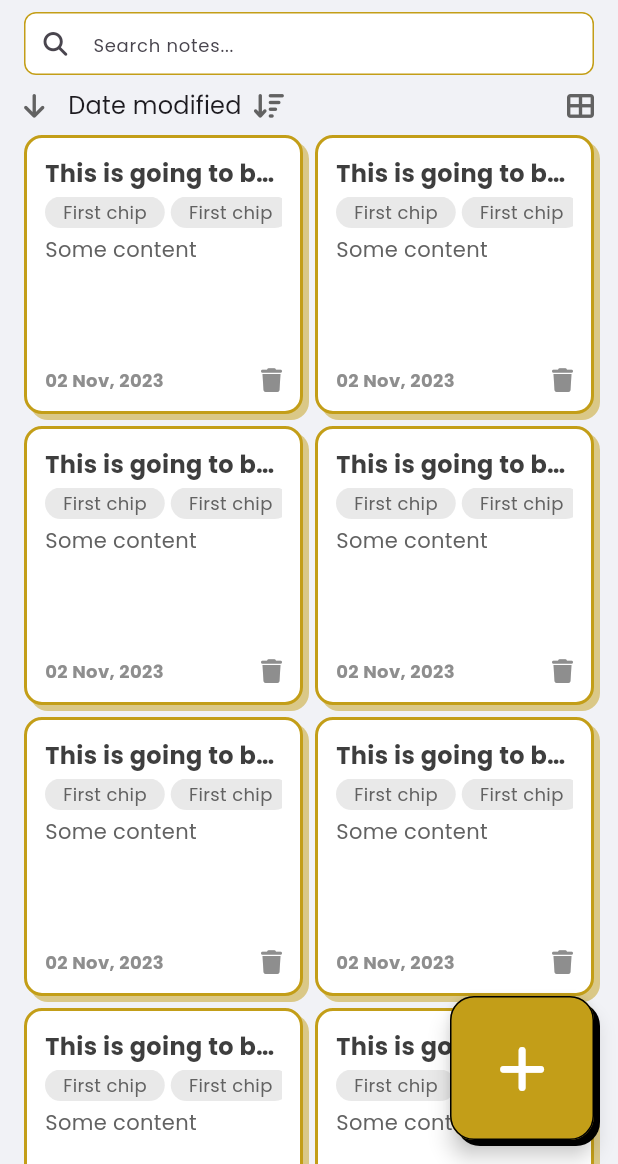
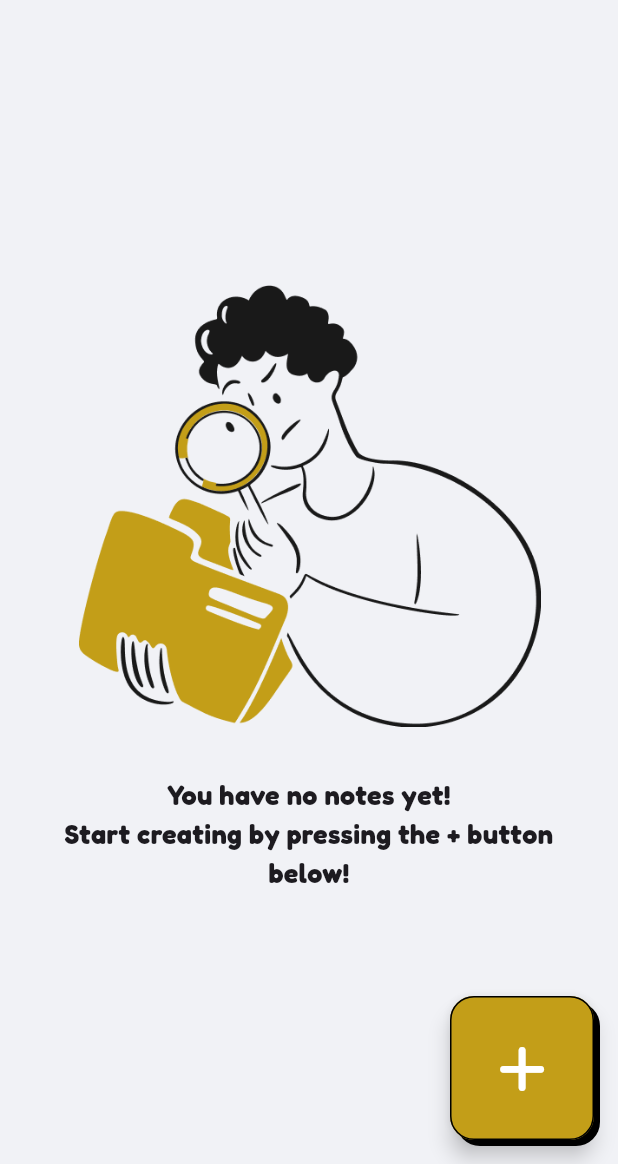
Before and after one commit to sm-sayedi/awesome_notes, a Flutter app: the screen it shows after launch, on a phone screen of 412 x 824 dp, the part 72-1236 px from its top. Run offline on Flutter 3.47's test engine with Material 3 defaults, Android fonts, the phone set to English and light mode, and no system bars; our stand-ins replace font_awesome_flutter; missing offline and left inert: flutter_quill.

Commit message:
new-or-edit-note-page transformed to provider

```diff
--- /dev/null
+++ b/lib/change_notifiers/new_note_controller.dart
@@ -0,0 +1,11 @@
+import 'package:flutter/material.dart';
+
+class NewNoteController extends ChangeNotifier {
+  bool _readOnly = false;
+  set readOnly(bool value) {
+    _readOnly = value;
+    notifyListeners();
+  }
+
+  bool get readOnly => _readOnly;
+}
--- /dev/null
+++ b/lib/change_notifiers/notes_provider.dart
@@ -0,0 +1,9 @@
+import 'package:flutter/material.dart';
+
+import '../models/note.dart';
+
+class NotesProvider extends ChangeNotifier {
+  final List<Note> _notes = [];
+
+  List<Note> get notes => [..._notes];
+}
--- a/lib/main.dart
+++ b/lib/main.dart
@@ -1,6 +1,8 @@
 import 'package:awesome_notes/core/constants.dart';
 import 'package:flutter/material.dart';
+import 'package:provider/provider.dart';
 
+import 'change_notifiers/notes_provider.dart';
 import 'pages/main_page.dart';
 
 void main() {
@@ -12,7 +14,9 @@ class MyApp extends StatelessWidget {
 
   @override
   Widget build(BuildContext context) {
-    return MaterialApp(
+    return ChangeNotifierProvider(
+      create: (context) => NotesProvider(),
+      child: MaterialApp(
         title: 'Awesome Notes',
         theme: ThemeData(
           colorScheme: ColorScheme.fromSeed(seedColor: Colors.deepPurple),
@@ -30,6 +34,7 @@ class MyApp extends StatelessWidget {
               ),
         ),
         home: const MainPage(),
+      ),
     );
   }
 }
--- /dev/null
+++ b/lib/models/note.dart
@@ -0,0 +1,17 @@
+class Note {
+  Note({
+    required this.title,
+    required this.content,
+    required this.contentJson,
+    required this.dateCreated,
+    required this.dateModified,
+    required this.tags,
+  });
+
+  final String? title;
+  final String? content;
+  final String contentJson;
+  final int dateCreated;
+  final int dateModified;
+  final List<String>? tags;
+}
--- a/lib/pages/main_page.dart
+++ b/lib/pages/main_page.dart
@@ -1,9 +1,14 @@
+import 'package:awesome_notes/change_notifiers/new_note_controller.dart';
+import 'package:awesome_notes/change_notifiers/notes_provider.dart';
 import 'package:awesome_notes/core/constants.dart';
 import 'package:awesome_notes/pages/new_or_edit_note_page.dart';
 import 'package:awesome_notes/widgets/note_icon_button.dart';
 import 'package:flutter/material.dart';
 import 'package:font_awesome_flutter/font_awesome_flutter.dart';
+import 'package:provider/provider.dart';
 
+import '../models/note.dart';
+import '../widgets/no_notes.dart';
 import '../widgets/note_fab.dart';
 import '../widgets/note_grid.dart';
 import '../widgets/note_icon_button_outlined.dart';
@@ -43,14 +48,22 @@ class _MainPageState extends State<MainPage> {
           Navigator.push(
             context,
             MaterialPageRoute(
-              builder: (context) => const NewOrEditNotePage(
+              builder: (context) => ChangeNotifierProvider(
+                create: (context) => NewNoteController(),
+                child: const NewOrEditNotePage(
                   isNewNote: true,
+                ),
               ),
             ),
           );
         },
       ),
-      body: Padding(
+      body: Consumer<NotesProvider>(
+        builder: (context, notesProvider, child) {
+          final List<Note> notes = notesProvider.notes;
+          return notes.isEmpty
+              ? const NoNotes()
+              : Padding(
                   padding: const EdgeInsets.symmetric(horizontal: 16.0),
                   child: Column(
                     children: [
@@ -124,10 +137,14 @@ class _MainPageState extends State<MainPage> {
                         ),
                       ),
                       Expanded(
-              child: isGrid ? const NotesGrid() : const NotesList(),
+                        child: isGrid
+                            ? NotesGrid(notes: notes)
+                            : NotesList(notes: notes),
                       ),
                     ],
                   ),
+                );
+        },
       ),
     );
   }
--- /dev/null
+++ b/lib/widgets/no_notes.dart
@@ -0,0 +1,33 @@
+import 'package:flutter/material.dart';
+
+class NoNotes extends StatelessWidget {
+  const NoNotes({
+    super.key,
+  });
+
+  @override
+  Widget build(BuildContext context) {
+    return Padding(
+      padding: const EdgeInsets.all(16.0),
+      child: Column(
+        mainAxisAlignment: MainAxisAlignment.center,
+        children: [
+          Image.asset(
+            'assets/images/person.png',
+            width: MediaQuery.sizeOf(context).width * 0.75,
+          ),
+          const SizedBox(height: 32),
+          const Text(
+            'You have no notes yet!\nStart creating by pressing the + button below!',
+            style: TextStyle(
+              fontSize: 18,
+              fontWeight: FontWeight.bold,
+              fontFamily: 'Fredoka',
+            ),
+            textAlign: TextAlign.center,
+          ),
+        ],
+      ),
+    );
+  }
+}
--- a/lib/widgets/note_card.dart
+++ b/lib/widgets/note_card.dart
@@ -2,14 +2,17 @@ import 'package:flutter/material.dart';
 import 'package:font_awesome_flutter/font_awesome_flutter.dart';
 
 import '../core/constants.dart';
+import '../models/note.dart';
 import '../pages/new_or_edit_note_page.dart';
 
 class NoteCard extends StatelessWidget {
   const NoteCard({
+    required this.note,
     required this.isInGrid,
     super.key,
   });
 
+  final Note note;
   final bool isInGrid;
 
   @override
--- a/lib/widgets/note_grid.dart
+++ b/lib/widgets/note_grid.dart
@@ -1,17 +1,21 @@
 
 import 'package:flutter/material.dart';
 
+import '../models/note.dart';
 import 'note_card.dart';
 
 class NotesGrid extends StatelessWidget {
   const NotesGrid({
+    required this.notes,
     super.key,
   });
+
+  final List<Note> notes;
 
   @override
   Widget build(BuildContext context) {
     return GridView.builder(
-      itemCount: 15,
+      itemCount: notes.length,
       clipBehavior: Clip.none,
       gridDelegate: const SliverGridDelegateWithFixedCrossAxisCount(
         crossAxisCount: 2,
@@ -19,7 +23,8 @@ class NotesGrid extends StatelessWidget {
         mainAxisSpacing: 8,
       ),
       itemBuilder: (context, int index) {
-        return const NoteCard(
+          return  NoteCard(
+          note: notes[index],
           isInGrid: true,
         );
       },
--- a/pubspec.yaml
+++ b/pubspec.yaml
@@ -37,6 +37,7 @@ dependencies:
   cupertino_icons: ^1.0.2
   font_awesome_flutter: ^10.6.0
   flutter_quill: ^9.1.0
+  provider: ^6.1.1
 
 dev_dependencies:
   flutter_test:
@@ -61,8 +62,8 @@ flutter:
   uses-material-design: true
 
   # To add assets to your application, add an assets section, like this:
-  # assets:
-  #   - images/a_dot_burr.jpeg
+  assets:
+    - assets/images/person.png
   #   - images/a_dot_ham.jpeg
 
   # An image asset can refer to one or more resolution-specific "variants", see
```
Also changed, not shown: lib/pages/new_or_edit_note_page.dart (+24 -11 lines), lib/widgets/notes_list.dart (+10 -11 lines), assets/images/person.png (added), pubspec.lock. Lines whose indentation alone changed are shown as unchanged.
